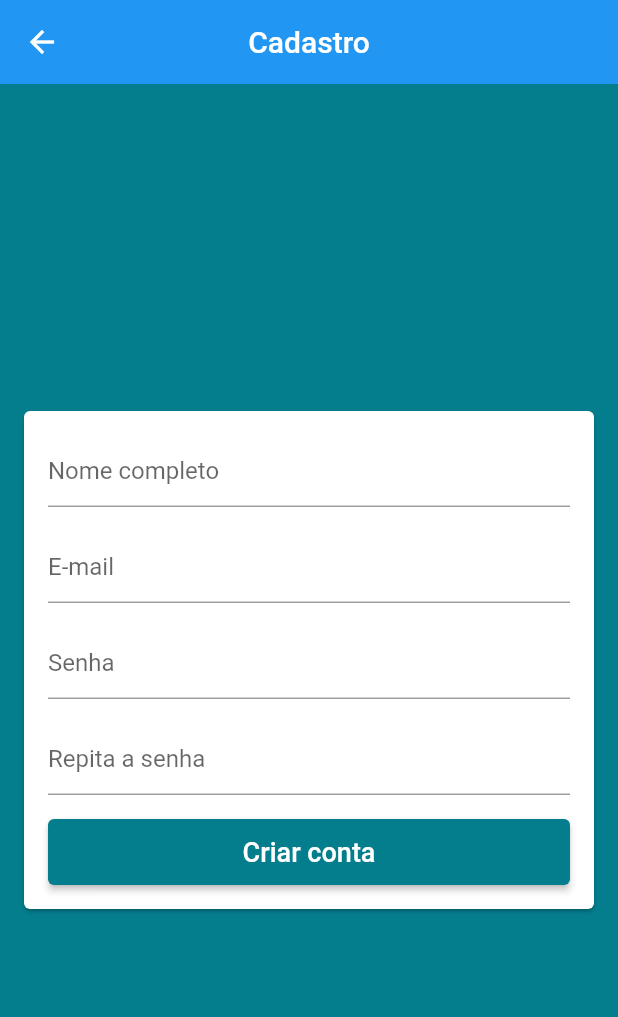
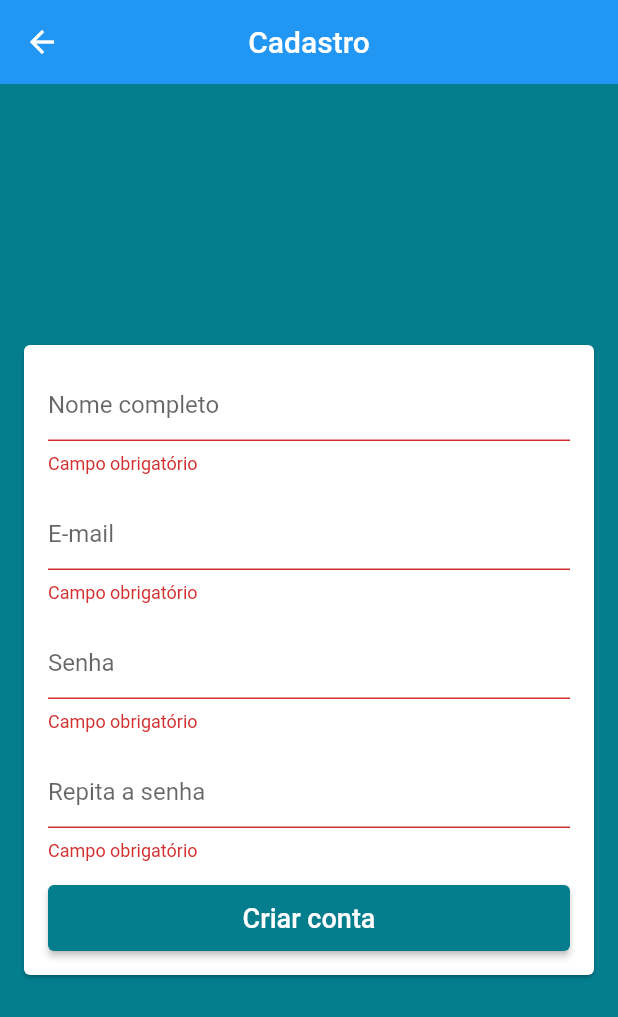
Before and after one commit to gabrielmecruz/loja-virtual, a Flutter app: the SignUpScreen screen opened by its route, after a tap on "Criar conta", on a phone screen of 412 x 824 dp. Shown: the top 1017 px of the screen. Run offline on Flutter 3.47's test engine with Material 2 defaults, Android fonts, the phone set to English and light mode, and no system bars; our stand-ins replace cloud_firestore, firebase_auth, firebase_core; accounts and stored records are empty.

Commit message:
Criação do cadastro e persistência dos dados de login

```diff
--- a/lib/models/user_app.dart
+++ b/lib/models/user_app.dart
@@ -1,9 +1,31 @@
+import 'package:cloud_firestore/cloud_firestore.dart';
+
 class UserApp {
-  String email;
-  String password;
+  String? id;
+  String? name;
+  String? email;
+  String? password;
+  String? confirmPassword;
 
-  UserApp({
-    required this.email,
-    required this.password,
-  });
+  UserApp({this.name, this.email, this.password, this.id});
+
+  UserApp.fromDocument(DocumentSnapshot document) {
+    id = document.id;
+    name = document['name'] as String;
+    email = document['email'] as String;
+  }
+
+  DocumentReference get firestoreRef =>
+      FirebaseFirestore.instance.doc('users/$id');
+
+  Future<void> saveData() async {
+    await firestoreRef.set(toMap());
+  }
+
+  Map<String, dynamic> toMap() {
+    return {
+      'name': name,
+      'email': email,
+    };
+  }
 }
--- a/lib/screens/signup/signup_screen.dart
+++ b/lib/screens/signup/signup_screen.dart
@@ -1,7 +1,15 @@
 import 'package:flutter/material.dart';
 import 'package:loja_virtual/helpers/validators.dart';
+import 'package:loja_virtual/models/user_app.dart';
+import 'package:loja_virtual/models/user_manager.dart';
+import 'package:provider/provider.dart';
 
 class SignUpScreen extends StatelessWidget {
+  final UserApp userApp = UserApp();
+  final GlobalKey<FormState> formKey = GlobalKey<FormState>();
+
+  final UserApp user = UserApp();
+
   @override
   Widget build(BuildContext context) {
     return Scaffold(
@@ -14,6 +22,8 @@ class SignUpScreen extends StatelessWidget {
       body: Center(
         child: Card(
           margin: const EdgeInsets.symmetric(horizontal: 16),
+          child: Form(
+            key: formKey,
             child: ListView(
               shrinkWrap: true,
               padding: const EdgeInsets.all(16),
@@ -22,6 +32,14 @@ class SignUpScreen extends StatelessWidget {
                   decoration: const InputDecoration(hintText: 'Nome completo'),
                   keyboardType: TextInputType.name,
                   autocorrect: false,
+                  validator: (name) {
+                    if (name!.isEmpty)
+                      return 'Campo obrigatório';
+                    else if (name.trim().split(' ').length <= 1)
+                      return 'Preencha seu nome completo';
+                    return null;
+                  },
+                  onSaved: (name) => userApp.name = name,
                 ),
                 const SizedBox(height: 16),
                 TextFormField(
@@ -29,9 +47,12 @@ class SignUpScreen extends StatelessWidget {
                   keyboardType: TextInputType.emailAddress,
                   autocorrect: false,
                   validator: (email) {
-                  if (!emailValid(email!)) return 'E-mail inválido';
+                    if (email!.isEmpty)
+                      return 'Campo obrigatório';
+                    else if (!emailValid(email)) return 'E-mail inválido';
                     return null;
                   },
+                  onSaved: (email) => userApp.email = email,
                 ),
                 const SizedBox(height: 16),
                 TextFormField(
@@ -39,29 +60,62 @@ class SignUpScreen extends StatelessWidget {
                   autocorrect: false,
                   obscureText: true,
                   validator: (pw) {
-                  if (pw!.isEmpty || pw.length < 6) return 'Senha inválida';
+                    if (pw!.isEmpty)
+                      return 'Campo obrigatório';
+                    else if (pw.length < 6) return 'Senha inválida';
                     return null;
                   },
+                  onSaved: (pw) => userApp.password = pw,
                 ),
                 const SizedBox(height: 16),
                 TextFormField(
                   decoration: const InputDecoration(hintText: 'Repita a senha'),
                   autocorrect: false,
                   obscureText: true,
-                validator: (pw) {
-                  if (pw!.isEmpty || pw.length < 6) return 'Senha inválida';
+                  validator: (rpw) {
+                    if (rpw!.isEmpty)
+                      return 'Campo obrigatório';
+                    else if (rpw.length < 6) return 'Senha inválida';
                     return null;
                   },
+                  onSaved: (rpw) => userApp.confirmPassword = rpw,
                 ),
                 const SizedBox(height: 16),
                 SizedBox(
                   height: 44,
                   child: ElevatedButton(
-                    onPressed: () {},
                     style: ElevatedButton.styleFrom(
                       primary: Theme.of(context).primaryColor,
                       onSurface: Theme.of(context).primaryColor,
                     ),
+                    onPressed: () {
+                      if (formKey.currentState!.validate()) {
+                        formKey.currentState!.save();
+
+                        if (user.password != user.confirmPassword) {
+                          ScaffoldMessenger.of(context).showSnackBar(
+                            SnackBar(
+                              content: const Text('Senhas não coincidem!'),
+                              backgroundColor: Colors.red,
+                            ),
+                          );
+                          return;
+                        }
+                        context.read<UserManager>().signUp(
+                            userApp: userApp,
+                            onSuccess: () {
+                              debugPrint('sucesso');
+                              // TODO: POP
+                            },
+                            onFail: (e) {
+                              ScaffoldMessenger.of(context)
+                                  .showSnackBar(SnackBar(
+                                content: Text('Falha ao realizar cadastro: $e'),
+                                backgroundColor: Colors.red,
+                              ));
+                            });
+                      }
+                    },
                     child: Text(
                       'Criar conta',
                       style: TextStyle(
@@ -69,8 +123,10 @@ class SignUpScreen extends StatelessWidget {
                         color: Colors.white,
                       ),
                     ),
-                  ))
+                  ),
+                )
               ],
+            ),
           ),
         ),
       ),
```
Also changed, not shown: lib/models/user_manager.dart (+43 -13 lines). Lines whose indentation alone changed are shown as unchanged.
